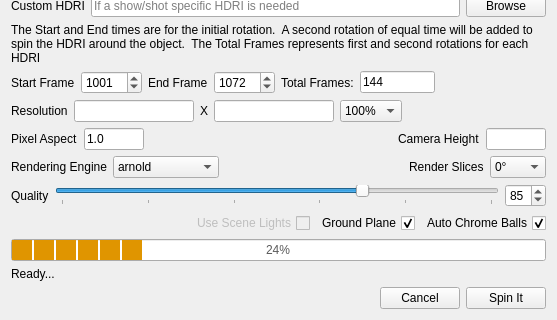
SleepDeprivedVFX/lazy_siouxsie, file v1.0.0/python/lazy_siouxsie/ui/lazy_siouxsie_ui.ui: the form before one commit; both pictures show x 0 to 557 and y 388 to 708 of the 557 by 708 pixel window.
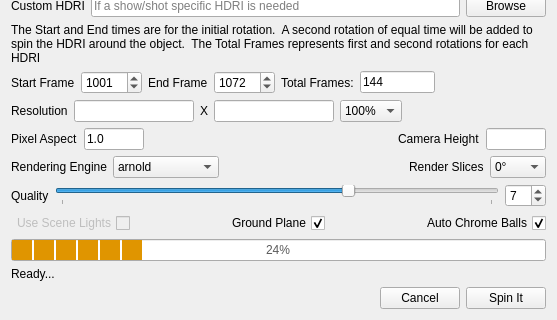
The form after the commit.

```diff
--- a/v1.0.0/python/lazy_siouxsie/ui/lazy_siouxsie_ui.ui
+++ b/v1.0.0/python/lazy_siouxsie/ui/lazy_siouxsie_ui.ui
@@ -828,13 +828,13 @@
         <string>The quality setting for the renderer.  </string>
        </property>
        <property name="minimum">
-        <number>50</number>
+        <number>1</number>
        </property>
        <property name="maximum">
-        <number>100</number>
+        <number>10</number>
        </property>
        <property name="value">
-        <number>85</number>
+        <number>7</number>
        </property>
        <property name="orientation">
         <enum>Qt::Horizontal</enum>
@@ -855,8 +855,14 @@
        <property name="whatsThis">
         <string>The quality setting for the renderer.  </string>
        </property>
+       <property name="minimum">
+        <number>1</number>
+       </property>
+       <property name="maximum">
+        <number>10</number>
+       </property>
        <property name="value">
-        <number>85</number>
+        <number>7</number>
        </property>
       </widget>
      </item>
@@ -864,19 +870,6 @@
    </item>
    <item>
     <layout class="QHBoxLayout" name="horizontalLayout_9">
-     <item>
-      <spacer name="horizontalSpacer_6">
-       <property name="orientation">
-        <enum>Qt::Horizontal</enum>
-       </property>
-       <property name="sizeHint" stdset="0">
-        <size>
-         <width>40</width>
-         <height>20</height>
-        </size>
-       </property>
-      </spacer>
-     </item>
      <item>
       <widget class="QCheckBox" name="scene_lights">
        <property name="enabled">
@@ -899,6 +892,19 @@
        </property>
       </widget>
      </item>
+     <item>
+      <spacer name="horizontalSpacer_7">
+       <property name="orientation">
+        <enum>Qt::Horizontal</enum>
+       </property>
+       <property name="sizeHint" stdset="0">
+        <size>
+         <width>40</width>
+         <height>20</height>
+        </size>
+       </property>
+      </spacer>
+     </item>
      <item>
       <widget class="QCheckBox" name="ground_plane">
        <property name="toolTip">
@@ -921,6 +927,19 @@
        </property>
       </widget>
      </item>
+     <item>
+      <spacer name="horizontalSpacer_8">
+       <property name="orientation">
+        <enum>Qt::Horizontal</enum>
+       </property>
+       <property name="sizeHint" stdset="0">
+        <size>
+         <width>40</width>
+         <height>20</height>
+        </size>
+       </property>
+      </spacer>
+     </item>
      <item>
       <widget class="QCheckBox" name="chrome_balls">
        <property name="toolTip">
```
